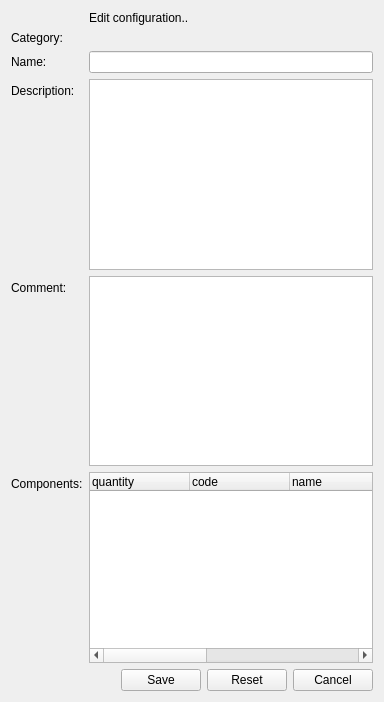
This is client/uiforms/configuration_edit.ui in Wolframe/configurator as Qt 5 draws it before an edit. The edited form follows.
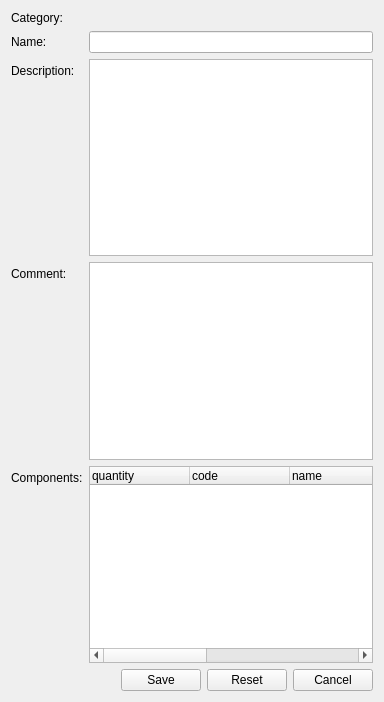
This is the edited form.

```diff
--- a/client/uiforms/configuration_edit.ui
+++ b/client/uiforms/configuration_edit.ui
@@ -21,20 +21,20 @@
     <enum>QFormLayout::AllNonFixedFieldsGrow</enum>
    </property>
    <item row="0" column="0">
-    <widget class="QLabel" name="label_2">
+    <widget class="QLabel" name="label_3">
      <property name="text">
-      <string/>
+      <string>Category:</string>
      </property>
     </widget>
    </item>
    <item row="0" column="1">
-    <widget class="QLabel" name="label_4">
+    <widget class="QLabel" name="category">
      <property name="text">
-      <string>Edit configuration..</string>
+      <string>&lt;category&gt;</string>
      </property>
     </widget>
    </item>
-   <item row="2" column="0">
+   <item row="1" column="0">
     <widget class="QLabel" name="label_name">
      <property name="text">
       <string>Name:</string>
@@ -44,14 +44,14 @@
      </property>
     </widget>
    </item>
-   <item row="2" column="1">
+   <item row="1" column="1">
     <widget class="QLineEdit" name="name">
      <property name="initialFocus" stdset="0">
       <bool>true</bool>
      </property>
     </widget>
    </item>
-   <item row="3" column="0">
+   <item row="2" column="0">
     <widget class="QLabel" name="label_description_2">
      <property name="text">
       <string>Description:</string>
@@ -61,10 +61,10 @@
      </property>
     </widget>
    </item>
-   <item row="3" column="1">
+   <item row="2" column="1">
     <widget class="QPlainTextEdit" name="description"/>
    </item>
-   <item row="5" column="0">
+   <item row="4" column="0">
     <widget class="QLabel" name="label_description">
      <property name="text">
       <string>Comment:</string>
@@ -74,10 +74,68 @@
      </property>
     </widget>
    </item>
-   <item row="5" column="1">
+   <item row="4" column="1">
     <widget class="QPlainTextEdit" name="comment"/>
    </item>
-   <item row="8" column="1">
+   <item row="5" column="0">
+    <widget class="QLabel" name="label">
+     <property name="text">
+      <string>Components:</string>
+     </property>
+     <property name="buddy">
+      <cstring>component</cstring>
+     </property>
+    </widget>
+   </item>
+   <item row="5" column="1">
+    <widget class="QTreeWidget" name="component">
+     <property name="rootIsDecorated">
+      <bool>false</bool>
+     </property>
+     <property name="itemsExpandable">
+      <bool>false</bool>
+     </property>
+     <property name="action" stdset="0">
+      <string>ConfiguredComponentsRequest component{configID={main.id}}</string>
+     </property>
+     <column>
+      <property name="text">
+       <string>quantity</string>
+      </property>
+     </column>
+     <column>
+      <property name="text">
+       <string>code</string>
+      </property>
+     </column>
+     <column>
+      <property name="text">
+       <string>name</string>
+      </property>
+     </column>
+     <column>
+      <property name="text">
+       <string>categoryName</string>
+      </property>
+     </column>
+     <column>
+      <property name="text">
+       <string>manufacturerName</string>
+      </property>
+     </column>
+     <column>
+      <property name="text">
+       <string>mfgCode</string>
+      </property>
+     </column>
+     <column>
+      <property name="text">
+       <string>price</string>
+      </property>
+     </column>
+    </widget>
+   </item>
+   <item row="7" column="1">
     <layout class="QHBoxLayout" name="horizontalLayout">
      <item>
       <spacer name="horizontalSpacer">
@@ -127,81 +185,6 @@
      </item>
     </layout>
    </item>
-   <item row="6" column="0">
-    <widget class="QLabel" name="label">
-     <property name="text">
-      <string>Components:</string>
-     </property>
-     <property name="buddy">
-      <cstring>component</cstring>
-     </property>
-    </widget>
-   </item>
-   <item row="6" column="1">
-    <widget class="QTreeWidget" name="component">
-     <property name="rootIsDecorated">
-      <bool>false</bool>
-     </property>
-     <property name="itemsExpandable">
-      <bool>false</bool>
-     </property>
-     <property name="action" stdset="0">
-      <string>read</string>
-     </property>
-     <property name="action" stdset="0">
-      <string>ConfiguredComponentsRequest component{configID={main.id}}</string>
-     </property>
-     <column>
-      <property name="text">
-       <string>quantity</string>
-      </property>
-     </column>
-     <column>
-      <property name="text">
-       <string>code</string>
-      </property>
-     </column>
-     <column>
-      <property name="text">
-       <string>name</string>
-      </property>
-     </column>
-     <column>
-      <property name="text">
-       <string>categoryName</string>
-      </property>
-     </column>
-     <column>
-      <property name="text">
-       <string>manufacturerName</string>
-      </property>
-     </column>
-     <column>
-      <property name="text">
-       <string>mfgCode</string>
-      </property>
-     </column>
-     <column>
-      <property name="text">
-       <string>price</string>
-      </property>
-     </column>
-    </widget>
-   </item>
-   <item row="1" column="0">
-    <widget class="QLabel" name="label_3">
-     <property name="text">
-      <string>Category:</string>
-     </property>
-    </widget>
-   </item>
-   <item row="1" column="1">
-    <widget class="QLabel" name="category">
-     <property name="text">
-      <string>&lt;category&gt;</string>
-     </property>
-    </widget>
-   </item>
   </layout>
  </widget>
  <tabstops>
```
Left out of the diff: 2 changed lines with no effect on the pictures.
